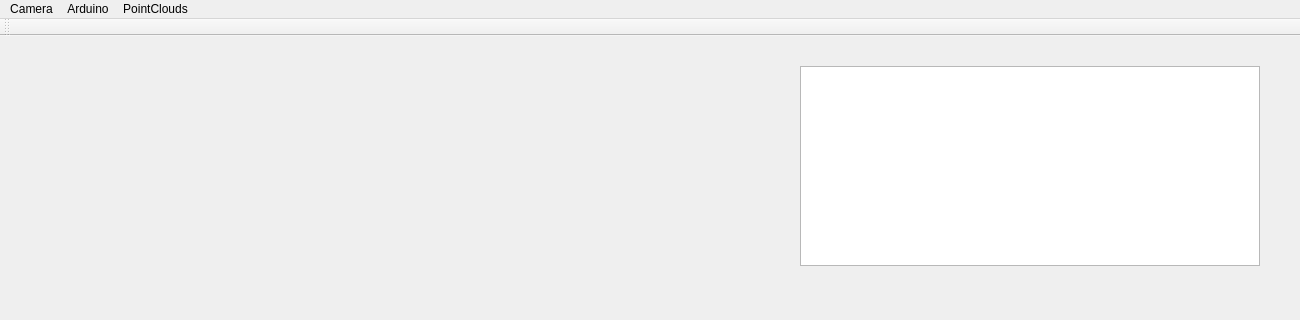
Above: OBJ_Auto_SCAN/MainWindow.ui from WSX741405/ITM_Auto_SCAN before the change; both pictures show x 0 to 1300 and y 0 to 320 of the 1300 by 850 pixel window. Below: the same form after it.
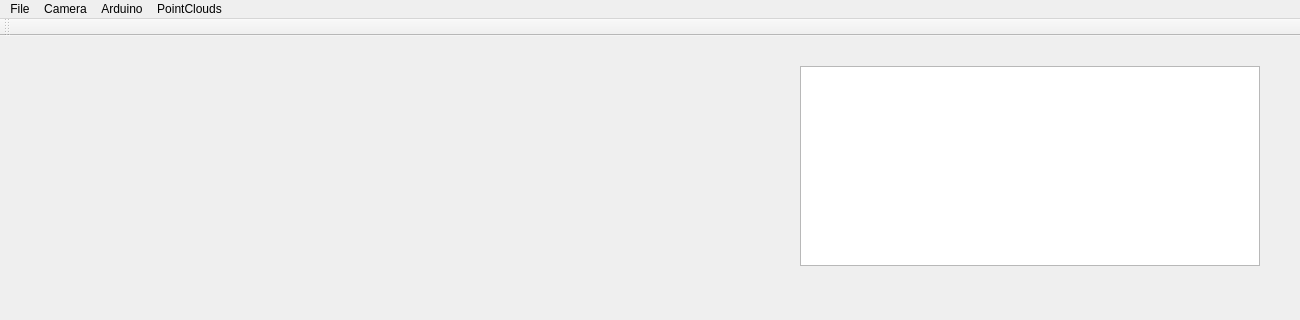
That is the form after the change. Custom widgets are drawn as their Qt base class.

```diff
--- a/OBJ_Auto_SCAN/MainWindow.ui
+++ b/OBJ_Auto_SCAN/MainWindow.ui
@@ -100,6 +100,14 @@
     <addaction name="_keepPointCloudAction"/>
     <addaction name="menuICP"/>
    </widget>
+   <widget class="QMenu" name="menuFile">
+    <property name="title">
+     <string>File</string>
+    </property>
+    <addaction name="_openFileAction"/>
+    <addaction name="_saveFileAction"/>
+   </widget>
+   <addaction name="menuFile"/>
    <addaction name="menuCamera"/>
    <addaction name="menuArduino"/>
    <addaction name="menuPointCloud"/>
```
Left out of the diff: 14 changed lines with no effect on the pictures.
